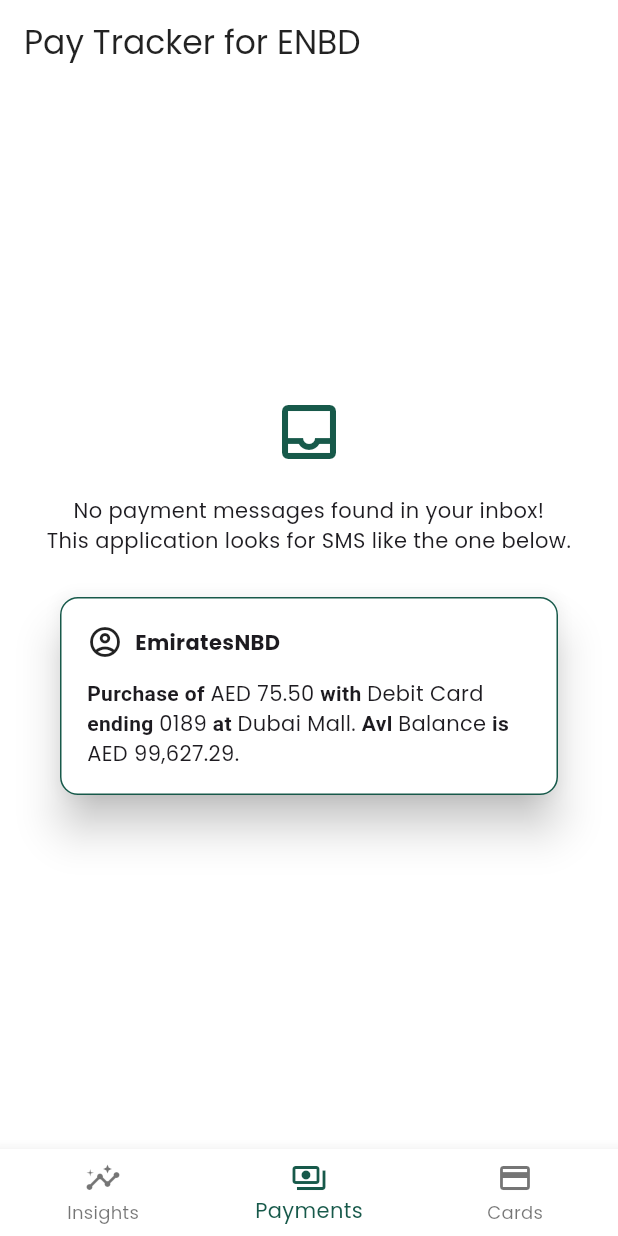
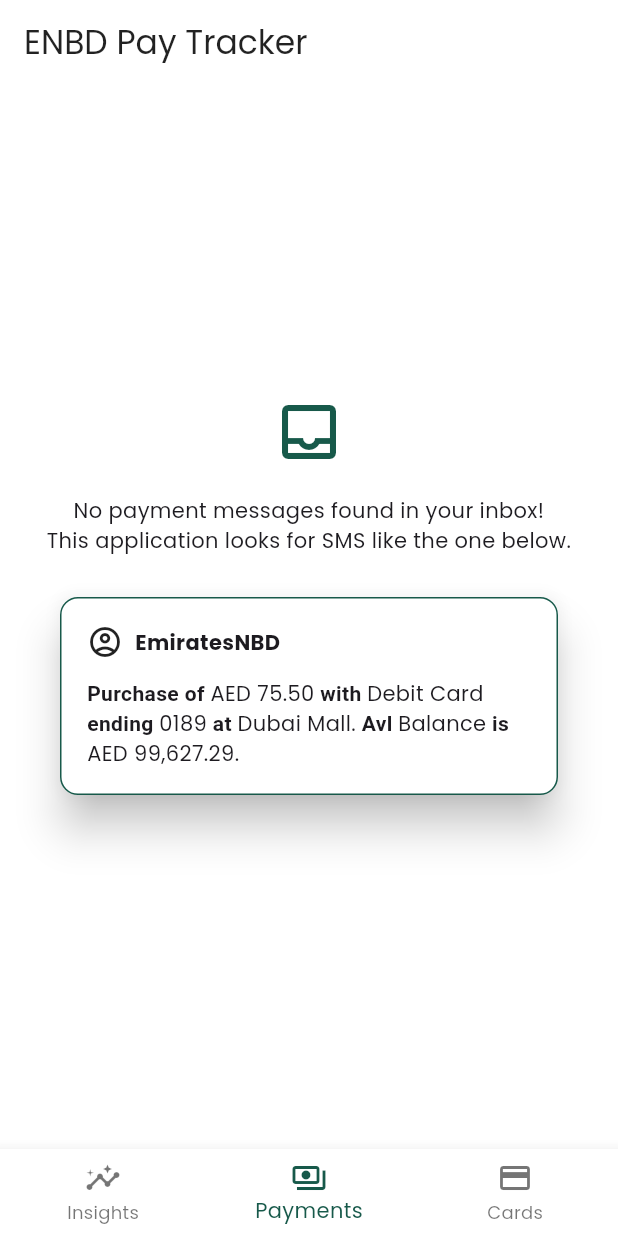
Before and after one commit to muhammed-shaheer-keerirakath/pay-tracker, a Flutter app: the screen it shows after launch, on a phone screen of 412 x 824 dp. Run offline on Flutter 3.47's test engine with Material 3 defaults, Android fonts, the phone set to English and light mode, and no system bars; our stand-ins replace google_fonts, shared_preferences, syncfusion_flutter_charts; missing offline and left inert: telephony.

Commit message:
feat: updates app title

```diff
--- a/lib/constants/app_constants.dart
+++ b/lib/constants/app_constants.dart
@@ -1,3 +1,3 @@
-const String appName = 'Pay Tracker for ENBD';
+const String appName = 'ENBD Pay Tracker';
 const String appTitleTransactionsList = 'Card Transactions';
 const String appTitleCardSettings = 'Card Settings';
```
